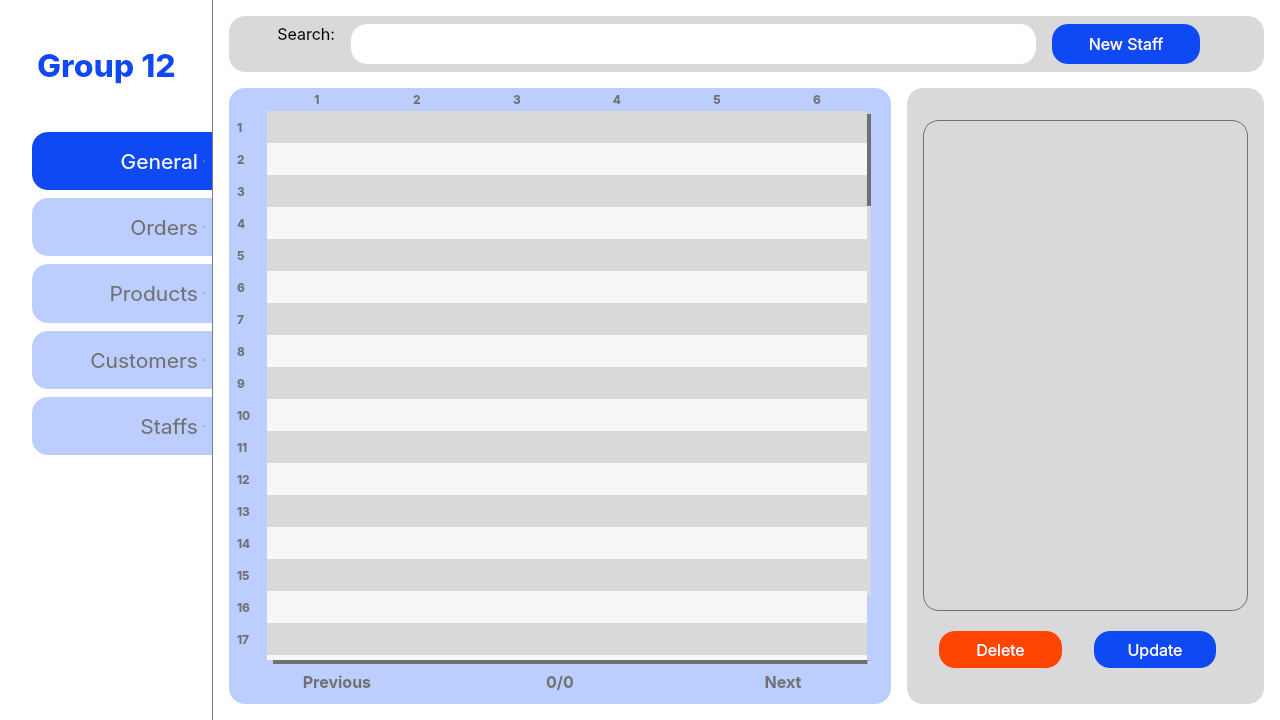
Above: UI/ultimate-design.ui from PTHieu1023/Database-lab-project-ultimate before the change. Below: the same form after it.
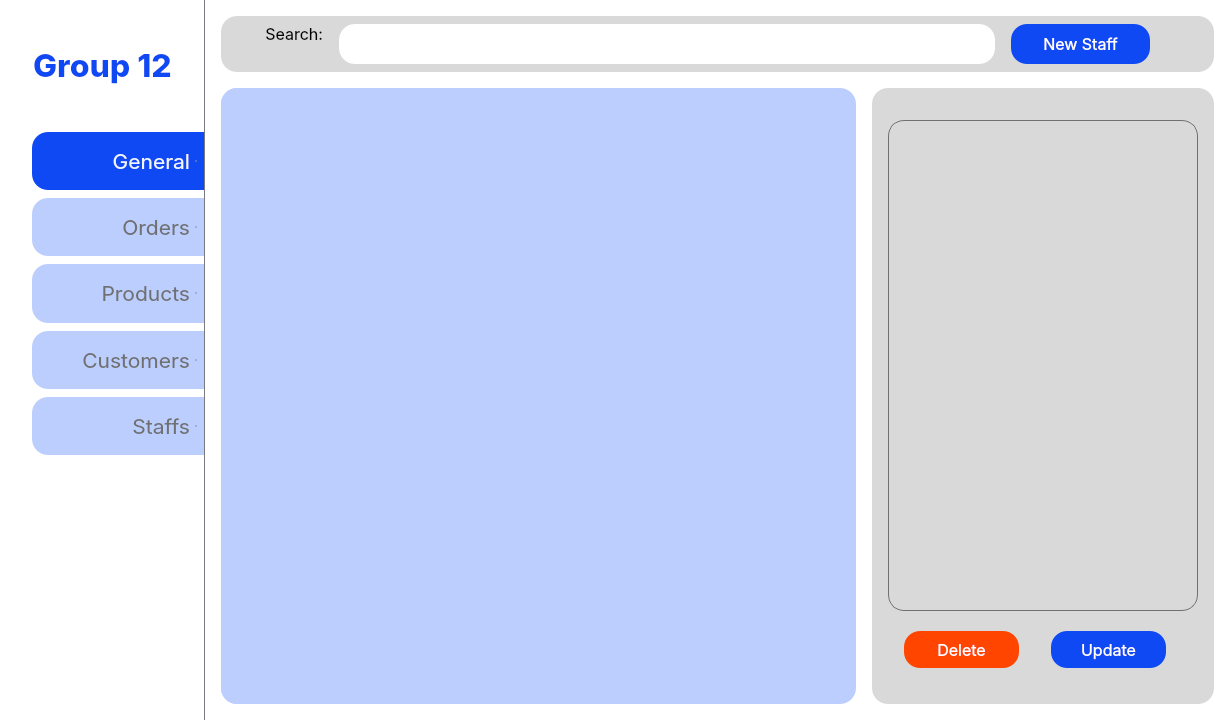
That is the form after the change. The open tabs and pages were chosen to show the change. Custom widgets are drawn as their Qt base class.

Patch:
```diff
--- a/UI/ultimate-design.ui
+++ b/UI/ultimate-design.ui
@@ -6,7 +6,7 @@
    <rect>
     <x>0</x>
     <y>0</y>
-    <width>1280</width>
+    <width>1230</width>
     <height>720</height>
    </rect>
   </property>
@@ -2162,349 +2162,125 @@
           </item>
           <item row="1" column="0">
            <widget class="QWidget" name="list_item_5" native="true">
-            <layout class="QVBoxLayout" name="verticalLayout_14" stretch="16,1">
+            <property name="styleSheet">
+             <string notr="true">QWidget{
+	background:rgb(188, 206, 253);
+	border-radius: 16px;
+}
+
+QScrollBar:horizontal {
+    border: 0px;
+    background:rgb(217, 217, 217);
+    height: 4px;
+    margin: 0px 0px 0 40px;
+}       
+QScrollBar::handle:horizontal {
+    background: rgb(112, 112, 112);
+    min-width: 32px;
+}        
+QScrollBar::add-line:horizontal {
+    border: 0px;
+    background: rgb(188, 206, 253);
+    width: 64px;
+    subcontrol-position: left;
+    subcontrol-origin: margin;
+}
+
+QScrollBar::sub-line:horizontal {
+    border: 0px;
+    background: rgb(188, 206, 253);
+    width: 64px;
+    subcontrol-position: right;
+    subcontrol-origin: margin;
+}
+
+QScrollBar:vertical {
+    border: 0px;
+	width: 4px;
+    background:rgb(217, 217, 217);
+    margin: 26px 0px 0px 0px;
+}       
+QScrollBar::handle:vertical {
+    background: rgb(112, 112, 112);
+    min-height: 32px;
+}        
+QScrollBar::add-line:vertical {
+    border: 0px;
+    background: rgb(188, 206, 253);
+    height: 64px;
+    subcontrol-position: top;
+    subcontrol-origin: margin;
+}
+
+QScrollBar::sub-line:vertical {
+    border: 0px;
+    background: rgb(188, 206, 253);
+    height: 64px;
+    subcontrol-position: bottom;
+    subcontrol-origin: margin;
+}
+
+
+QHeaderView{
+	background-color: rgb(188, 206, 253);
+}
+
+QHeaderView::section {
+    background-color: rgb(188, 206, 253);
+	color: rgb(112, 112, 112);
+	border: 0px;
+	padding: 2px 4px 2px 4px;		
+	font-size: 12px;
+	font-family: Inter; 
+	font-weight: bold;
+}
+QTableCornerButton::section {
+    background-color: rgb(188, 206, 253);
+	border-top-left-radius: 16px;
+}
+
+QTableWidget { 
+	background-color: #ffffff;
+	border-width: 0px;
+	border-top-left-radius: 16px;
+}
+
+QLineEdit, QDateEdit, QComboBox, QTextEdit{
+	background-color: #ffffff;
+	padding-left: 16px;
+}
+
+QTableWidget::item {
+	padding-left: 16px;
+}
+
+QPushButton, QLabel {
+	color: rgb(112, 112, 112);
+}
+
+QPushButton:hover {
+	color: #fff;
+}
+</string>
+            </property>
+            <layout class="QHBoxLayout" name="horizontalLayout">
              <property name="spacing">
               <number>0</number>
              </property>
              <property name="leftMargin">
-              <number>4</number>
+              <number>0</number>
              </property>
              <property name="topMargin">
               <number>0</number>
              </property>
              <property name="rightMargin">
-              <number>20</number>
+              <number>32</number>
              </property>
              <property name="bottomMargin">
-              <number>4</number>
+              <number>0</number>
              </property>
              <item>
-              <widget class="QTableWidget" name="table_staff">
-               <property name="font">
-                <font>
-                 <family>Inter</family>
-                 <pointsize>11</pointsize>
-                 <bold>false</bold>
-                </font>
-               </property>
-               <property name="mouseTracking">
-                <bool>false</bool>
-               </property>
-               <property name="layoutDirection">
-                <enum>Qt::LeftToRight</enum>
-               </property>
-               <property name="autoFillBackground">
-                <bool>false</bool>
-               </property>
-               <property name="frameShape">
-                <enum>QFrame::NoFrame</enum>
-               </property>
-               <property name="frameShadow">
-                <enum>QFrame::Plain</enum>
-               </property>
-               <property name="lineWidth">
-                <number>0</number>
-               </property>
-               <property name="horizontalScrollBarPolicy">
-                <enum>Qt::ScrollBarAlwaysOn</enum>
-               </property>
-               <property name="sizeAdjustPolicy">
-                <enum>QAbstractScrollArea::AdjustToContents</enum>
-               </property>
-               <property name="tabKeyNavigation">
-                <bool>true</bool>
-               </property>
-               <property name="showDropIndicator" stdset="0">
-                <bool>true</bool>
-               </property>
-               <property name="dragDropOverwriteMode">
-                <bool>true</bool>
-               </property>
-               <property name="alternatingRowColors">
-                <bool>true</bool>
-               </property>
-               <property name="selectionBehavior">
-                <enum>QAbstractItemView::SelectRows</enum>
-               </property>
-               <property name="textElideMode">
-                <enum>Qt::ElideMiddle</enum>
-               </property>
-               <property name="horizontalScrollMode">
-                <enum>QAbstractItemView::ScrollPerItem</enum>
-               </property>
-               <property name="showGrid">
-                <bool>false</bool>
-               </property>
-               <property name="gridStyle">
-                <enum>Qt::SolidLine</enum>
-               </property>
-               <property name="sortingEnabled">
-                <bool>false</bool>
-               </property>
-               <property name="wordWrap">
-                <bool>true</bool>
-               </property>
-               <property name="cornerButtonEnabled">
-                <bool>false</bool>
-               </property>
-               <property name="rowCount">
-                <number>100</number>
-               </property>
-               <property name="columnCount">
-                <number>6</number>
-               </property>
-               <attribute name="horizontalHeaderVisible">
-                <bool>true</bool>
-               </attribute>
-               <attribute name="horizontalHeaderCascadingSectionResizes">
-                <bool>true</bool>
-               </attribute>
-               <attribute name="horizontalHeaderShowSortIndicator" stdset="0">
-                <bool>false</bool>
-               </attribute>
-               <attribute name="horizontalHeaderStretchLastSection">
-                <bool>true</bool>
-               </attribute>
-               <attribute name="verticalHeaderVisible">
-                <bool>true</bool>
-               </attribute>
-               <attribute name="verticalHeaderCascadingSectionResizes">
-                <bool>true</bool>
-               </attribute>
-               <attribute name="verticalHeaderMinimumSectionSize">
-                <number>32</number>
-               </attribute>
-               <attribute name="verticalHeaderDefaultSectionSize">
-                <number>32</number>
-               </attribute>
-               <attribute name="verticalHeaderHighlightSections">
-                <bool>true</bool>
-               </attribute>
-               <attribute name="verticalHeaderShowSortIndicator" stdset="0">
-                <bool>false</bool>
-               </attribute>
-               <attribute name="verticalHeaderStretchLastSection">
-                <bool>false</bool>
-               </attribute>
-               <row/>
-               <row/>
-               <row/>
-               <row/>
-               <row/>
-               <row/>
-               <row/>
-               <row/>
-               <row/>
-               <row/>
-               <row/>
-               <row/>
-               <row/>
-               <row/>
-               <row/>
-               <row/>
-               <row/>
-               <row/>
-               <row/>
-               <row/>
-               <row/>
-               <row/>
-               <row/>
-               <row/>
-               <row/>
-               <row/>
-               <row/>
-               <row/>
-               <row/>
-               <row/>
-               <row/>
-               <row/>
-               <row/>
-               <row/>
-               <row/>
-               <row/>
-               <row/>
-               <row/>
-               <row/>
-               <row/>
-               <row/>
-               <row/>
-               <row/>
-               <row/>
-               <row/>
-               <row/>
-               <row/>
-               <row/>
-               <row/>
-               <row/>
-               <row/>
-               <row/>
-               <row/>
-               <row/>
-               <row/>
-               <row/>
-               <row/>
-               <row/>
-               <row/>
-               <row/>
-               <row/>
-               <row/>
-               <row/>
-               <row/>
-               <row/>
-               <row/>
-               <row/>
-               <row/>
-               <row/>
-               <row/>
-               <row/>
-               <row/>
-               <row/>
-               <row/>
-               <row/>
-               <row/>
-               <row/>
-               <row/>
-               <row/>
-               <row/>
-               <row/>
-               <row/>
-               <row/>
-               <row/>
-               <row/>
-               <row/>
-               <row/>
-               <row/>
-               <row/>
-               <row/>
-               <row/>
-               <row/>
-               <row/>
-               <row/>
-               <row/>
-               <row/>
-               <row/>
-               <row/>
-               <row/>
-               <row/>
-               <column/>
-               <column/>
-               <column/>
-               <column/>
-               <column/>
-               <column/>
-               <item row="0" column="0">
-                <property name="text">
-                 <string/>
-                </property>
-                <property name="background">
-                 <brush brushstyle="NoBrush">
-                  <color alpha="255">
-                   <red>0</red>
-                   <green>0</green>
-                   <blue>0</blue>
-                  </color>
-                 </brush>
-                </property>
-               </item>
-              </widget>
-             </item>
-             <item>
-              <widget class="QWidget" name="widget" native="true">
-               <property name="styleSheet">
-                <string notr="true">QWidget{
-	background-color: rgb(188, 206, 253);
-}
-
-QPushButton {
-	color: rgb(112, 112, 112);
-	background-color: rgb(188, 206, 253);
-}
-
-QPushButton:hover {
-        color: #ffffff;
-  }</string>
-               </property>
-               <layout class="QHBoxLayout" name="horizontalLayout" stretch="1,3,1">
-                <property name="spacing">
-                 <number>0</number>
-                </property>
-                <property name="leftMargin">
-                 <number>48</number>
-                </property>
-                <property name="topMargin">
-                 <number>0</number>
-                </property>
-                <property name="rightMargin">
-                 <number>32</number>
-                </property>
-                <property name="bottomMargin">
-                 <number>0</number>
-                </property>
-                <item>
-                 <widget class="QPushButton" name="btn_pre_staff">
-                  <property name="sizePolicy">
-                   <sizepolicy hsizetype="Expanding" vsizetype="Expanding">
-                    <horstretch>0</horstretch>
-                    <verstretch>0</verstretch>
-                   </sizepolicy>
-                  </property>
-                  <property name="font">
-                   <font>
-                    <family>Inter</family>
-                    <pointsize>12</pointsize>
-                    <bold>true</bold>
-                   </font>
-                  </property>
-                  <property name="text">
-                   <string>Previous</string>
-                  </property>
-                 </widget>
-                </item>
-                <item>
-                 <widget class="QLabel" name="count_staff">
-                  <property name="font">
-                   <font>
-                    <family>Inter</family>
-                    <pointsize>12</pointsize>
-                    <bold>true</bold>
-                   </font>
-                  </property>
-                  <property name="styleSheet">
-                   <string notr="true">color: rgb(112, 112, 112);</string>
-                  </property>
-                  <property name="text">
-                   <string>0/0</string>
-                  </property>
-                  <property name="alignment">
-                   <set>Qt::AlignCenter</set>
-                  </property>
-                 </widget>
-                </item>
-                <item>
-                 <widget class="QPushButton" name="btn_next_staff">
-                  <property name="sizePolicy">
-                   <sizepolicy hsizetype="Expanding" vsizetype="Expanding">
-                    <horstretch>0</horstretch>
-                    <verstretch>0</verstretch>
-                   </sizepolicy>
-                  </property>
-                  <property name="font">
-                   <font>
-                    <family>Inter</family>
-                    <pointsize>12</pointsize>
-                    <bold>true</bold>
-                   </font>
-                  </property>
-                  <property name="styleSheet">
-                   <string notr="true"/>
-                  </property>
-                  <property name="text">
-                   <string>Next</string>
-                  </property>
-                 </widget>
-                </item>
-               </layout>
-              </widget>
+              <widget class="CustomTableView" name="table_staff" native="true"/>
              </item>
             </layout>
            </widget>
@@ -2647,6 +2423,14 @@
    </item>
   </layout>
  </widget>
+ <customwidgets>
+  <customwidget>
+   <class>CustomTableView</class>
+   <extends>QWidget</extends>
+   <header>CustomTableView</header>
+   <container>1</container>
+  </customwidget>
+ </customwidgets>
  <resources/>
  <connections/>
 </ui>
```
Left out of the diff: 914 changed lines with no effect on the pictures.
